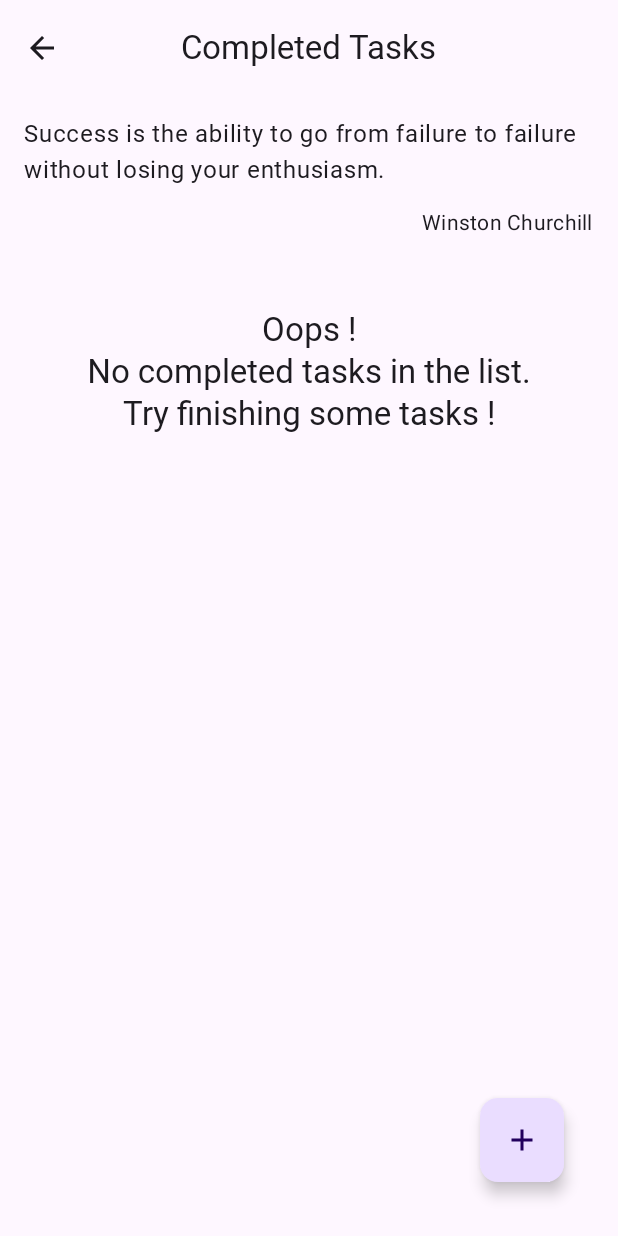
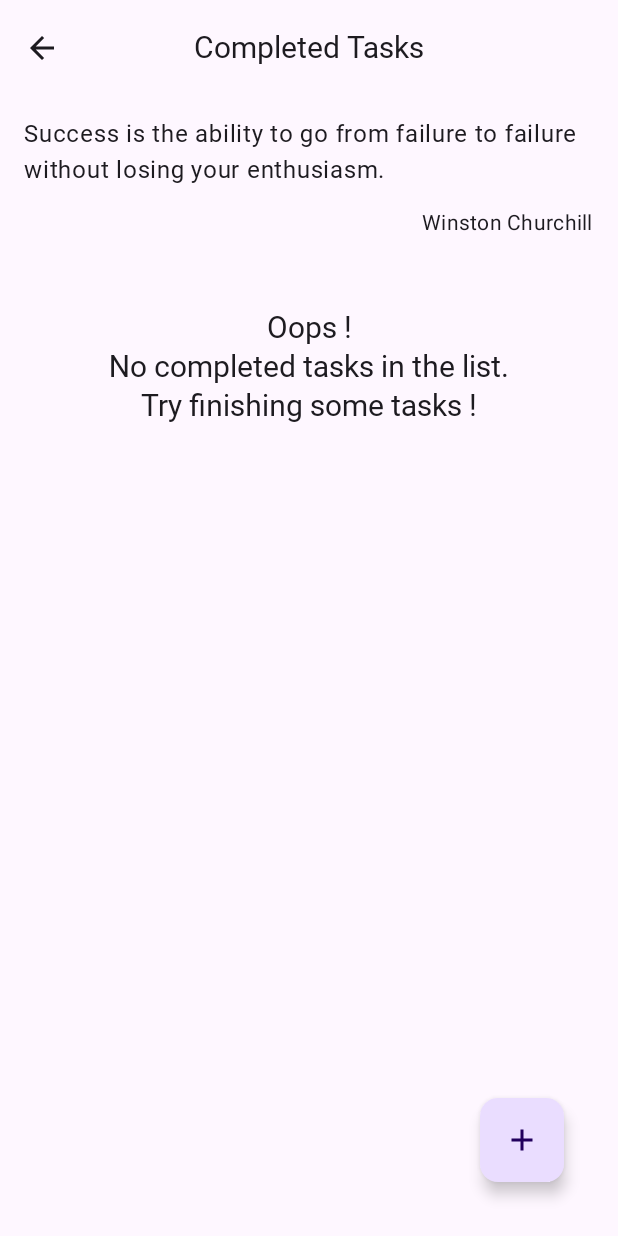
Before and after one commit to Hideichi-Kubo/android_curriculum_2, an Android app built with Jetpack Compose: the screen it shows after launch (MainActivity), after a tap on "View Completed Tasks", on a phone screen of 412 x 824 dp. Run offline under Robolectric (Android 15) with nearby library versions, the phone set to English and light mode, and no system bars; our stand-ins replace Room's generated code; Roboto replaces fonts that are not available here.

Commit message:
一部UIの変更 - titleLargeについて文字の大きさの変更 - OutlinedCardのパディングの変更

```diff
--- a/MonoTodo/app/src/main/java/com/example/monotodo/ui/home/HomeScreen.kt
+++ b/MonoTodo/app/src/main/java/com/example/monotodo/ui/home/HomeScreen.kt
@@ -224,7 +224,7 @@ fun TaskCard(
         modifier = modifier
     ) {
         Row(
-            modifier = Modifier.padding(dimensionResource(id = R.dimen.padding_large))
+            modifier = Modifier.padding(dimensionResource(id = R.dimen.padding_medium))
         ) {
             IconButton(
                 onClick = onDelete,
--- a/MonoTodo/app/src/main/java/com/example/monotodo/ui/theme/Type.kt
+++ b/MonoTodo/app/src/main/java/com/example/monotodo/ui/theme/Type.kt
@@ -25,8 +25,8 @@ val Typography = Typography(
     titleLarge = TextStyle(
         fontFamily = NotoSansJP,
         fontWeight = FontWeight.Medium,
-        fontSize = 22.sp,
-        lineHeight = 28.sp,
+        fontSize = 20.sp,
+        lineHeight = 26.sp,
         letterSpacing = 0.sp
     )
 )
```
